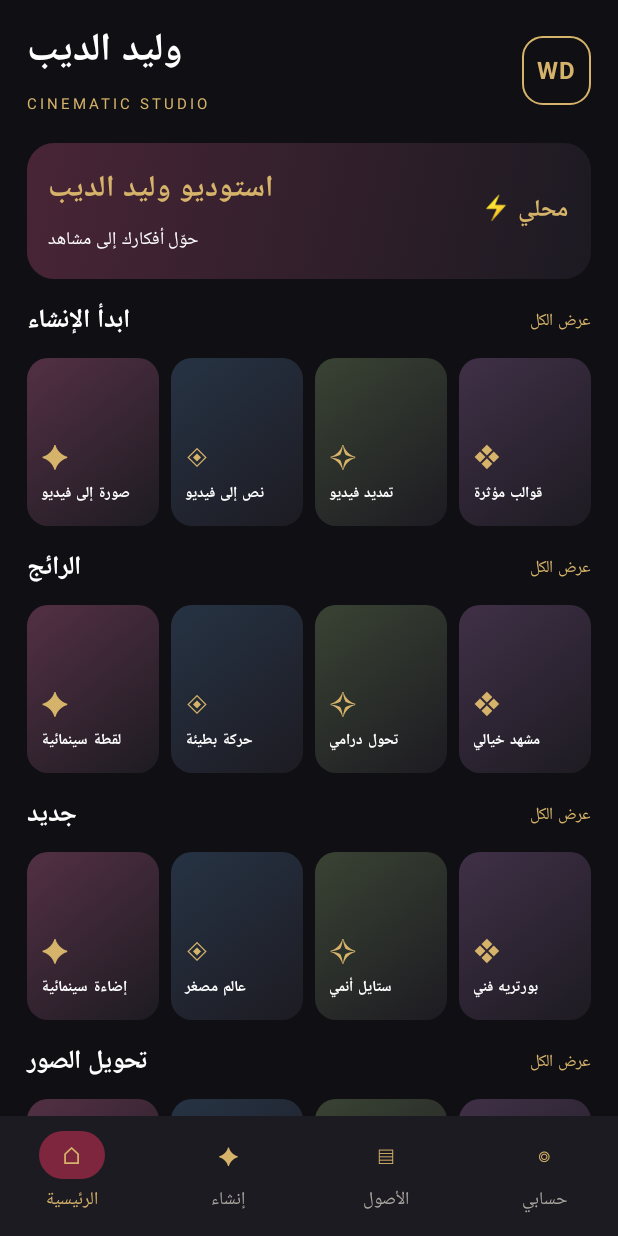
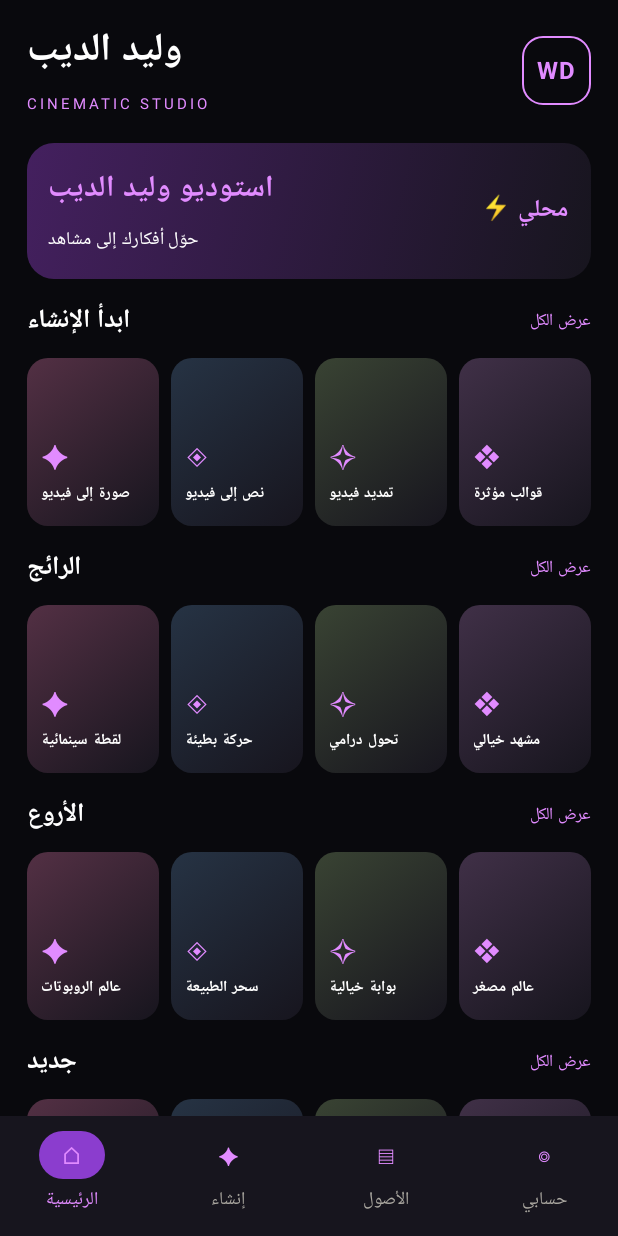
Before and after one commit to walidaldib2/WaleedAldib, an Android app built with Jetpack Compose: the screen it shows after launch (MainActivity), on a phone screen of 412 x 824 dp. Run offline under Robolectric (Android 15) with nearby library versions, the phone set to English and light mode, and no system bars.

Commit message:
Apply PixVerse-inspired dark violet visual theme and expand discovery sections

```diff
--- a/app/src/main/java/com/walidaldib/cinematic/MainActivity.kt
+++ b/app/src/main/java/com/walidaldib/cinematic/MainActivity.kt
@@ -40,10 +40,10 @@ class MainActivity : ComponentActivity() {
     }
 }
 
-private val bg = Color(0xFF101014)
-private val panel = Color(0xFF1D1B22)
-private val gold = Color(0xFFD6B36A)
-private val wine = Color(0xFF7D263D)
+private val bg = Color(0xFF09090D)
+private val panel = Color(0xFF17151E)
+private val gold = Color(0xFFE18BFF)
+private val wine = Color(0xFF8B3DCE)
 private val muted = Color(0xFFAAA7A0)
 
 private data class SavedProject(val name: String, val image: String, val prompt: String, val movement: String, val length: Int, val aspect: String = "عمودي 9:16")
@@ -117,7 +117,7 @@ private fun Studio(context: Context) {
                 }
                 if (page == "الرئيسية") {
                     item {
-                        Row(Modifier.fillMaxWidth().background(Brush.linearGradient(listOf(Color(0xFF492536), Color(0xFF1C1A22))), RoundedCornerShape(18.dp)).padding(14.dp), verticalAlignment = Alignment.CenterVertically, horizontalArrangement = Arrangement.SpaceBetween) {
+                        Row(Modifier.fillMaxWidth().background(Brush.linearGradient(listOf(Color(0xFF44205F), Color(0xFF17151E))), RoundedCornerShape(18.dp)).padding(14.dp), verticalAlignment = Alignment.CenterVertically, horizontalArrangement = Arrangement.SpaceBetween) {
                             Column(verticalArrangement = Arrangement.spacedBy(4.dp)) {
                                 Text("استوديو وليد الديب", color = gold, fontSize = 20.sp, fontWeight = FontWeight.Bold)
                                 Text("حوّل أفكارك إلى مشاهد", color = Color.White, fontSize = 12.sp)
@@ -131,8 +131,11 @@ private fun Studio(context: Context) {
                         if (label != "صورة إلى فيديو") notice = "الأداة دي ضمن الواجهة، ومحرك التوليد الخاص بها لم يتم ربطه بعد."
                     } }
                     item { HomeSection("الرائج", listOf("لقطة سينمائية", "حركة بطيئة", "تحول درامي", "مشهد خيالي")) { label -> prompt = "أنشئ مشهدًا سينمائيًا بأسلوب ${label}، حركة طبيعية وإضاءة احترافية"; activeTool = "صورة إلى فيديو"; page = "إنشاء" } }
+                    item { HomeSection("الأروع", listOf("عالم الروبوتات", "سحر الطبيعة", "بوابة خيالية", "عالم مصغر")) { label -> prompt = "اصنع مشهدًا إبداعيًا بعنوان ${label}"; activeTool = "صورة إلى فيديو"; page = "إنشاء" } }
                     item { HomeSection("جديد", listOf("إضاءة سينمائية", "عالم مصغر", "ستايل أنمي", "بورتريه فني")) { label -> prompt = "حوّل الصورة إلى ${label} بتفاصيل عالية"; activeTool = "صورة إلى فيديو"; page = "إنشاء" } }
                     item { HomeSection("تحويل الصور", listOf("تغيير الستايل", "تغيير الخلفية", "ترميم الصورة", "تحسين الجودة")) { label -> notice = "${label} يحتاج محرك معالجة صور قبل تفعيله."; page = "إنشاء"; createMode = "صورة" } }
+                    item { HomeSection("تفاعل", listOf("لقاء عاطفي", "تحريك الوجه", "رقصة بالذكاء", "شخصيات تتحدث")) { label -> notice = "${label} يحتاج محرك ذكاء اصطناعي متخصصًا قبل تفعيله."; page = "إنشاء" } }
+                    item { HomeSection("Morph", listOf("تحول الشخصية", "تحول الملابس", "تحول المكان", "تحول فني")) { label -> notice = "تأثير ${label} يحتاج محرك توليد صور وفيديو قبل تفعيله."; page = "إنشاء" } }
                     item { HomeSection("الصوت والشخصيات", listOf("تحريك الشفاه", "مزامنة الصوت", "مؤثرات صوتية", "شخصية ثابتة")) { label -> notice = "${label} يحتاج محرك ذكاء اصطناعي متخصصًا قبل تفعيله."; page = "إنشاء" } }
                 } else if (page == "حسابي") {
                     item { Text("حسابي", color = Color.White, fontSize = 20.sp, fontWeight = FontWeight.Bold) }
```
